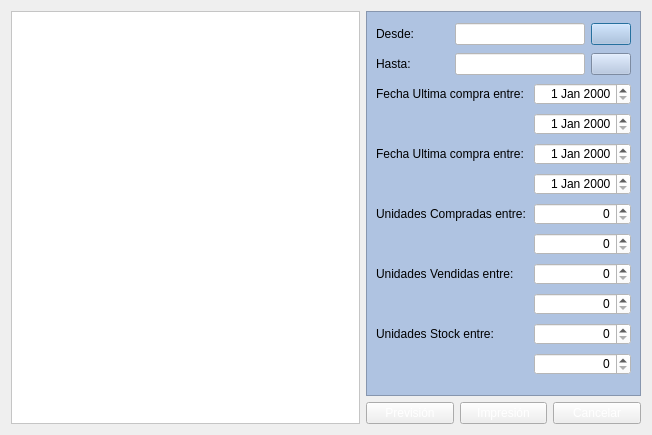
First picture: the form in Almacen/frmlistadosarticulo.ui, repository arcnexus/RedFoX, before the edit.
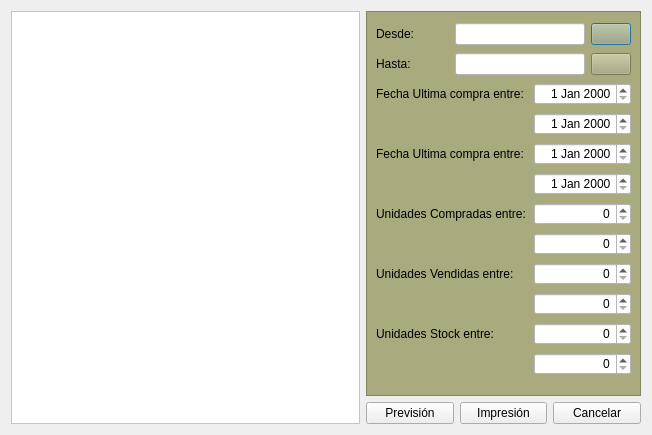
Second picture: the form after the edit. Icons and pictures are not drawn.

What changed in the file:
```diff
--- a/Almacen/frmlistadosarticulo.ui
+++ b/Almacen/frmlistadosarticulo.ui
@@ -28,7 +28,8 @@
    <item row="0" column="1" colspan="3">
     <widget class="QFrame" name="frame">
      <property name="styleSheet">
-      <string notr="true">background-color: rgb(175,195,225);</string>
+      <string notr="true">background-color: rgb(170, 170, 127);
+color: rgb(0, 0, 0);</string>
      </property>
      <property name="frameShape">
       <enum>QFrame::StyledPanel</enum>
@@ -227,9 +228,6 @@
    </item>
    <item row="1" column="1">
     <widget class="QPushButton" name="btnPrevison">
-     <property name="styleSheet">
-      <string notr="true">color: rgb(255, 255, 255);</string>
-     </property>
      <property name="text">
       <string>Previsión</string>
      </property>
@@ -247,9 +245,6 @@
    </item>
    <item row="1" column="2">
     <widget class="QPushButton" name="btnImprimir">
-     <property name="styleSheet">
-      <string notr="true">color: rgb(255, 255, 255);</string>
-     </property>
      <property name="text">
       <string>Impresión</string>
      </property>
@@ -267,9 +262,6 @@
    </item>
    <item row="1" column="3">
     <widget class="QPushButton" name="btnCancelar">
-     <property name="styleSheet">
-      <string notr="true">color: rgb(255, 255, 255);</string>
-     </property>
      <property name="text">
       <string>Cancelar</string>
      </property>
```
Left out of the diff: 16 changed lines with no effect on the pictures.
